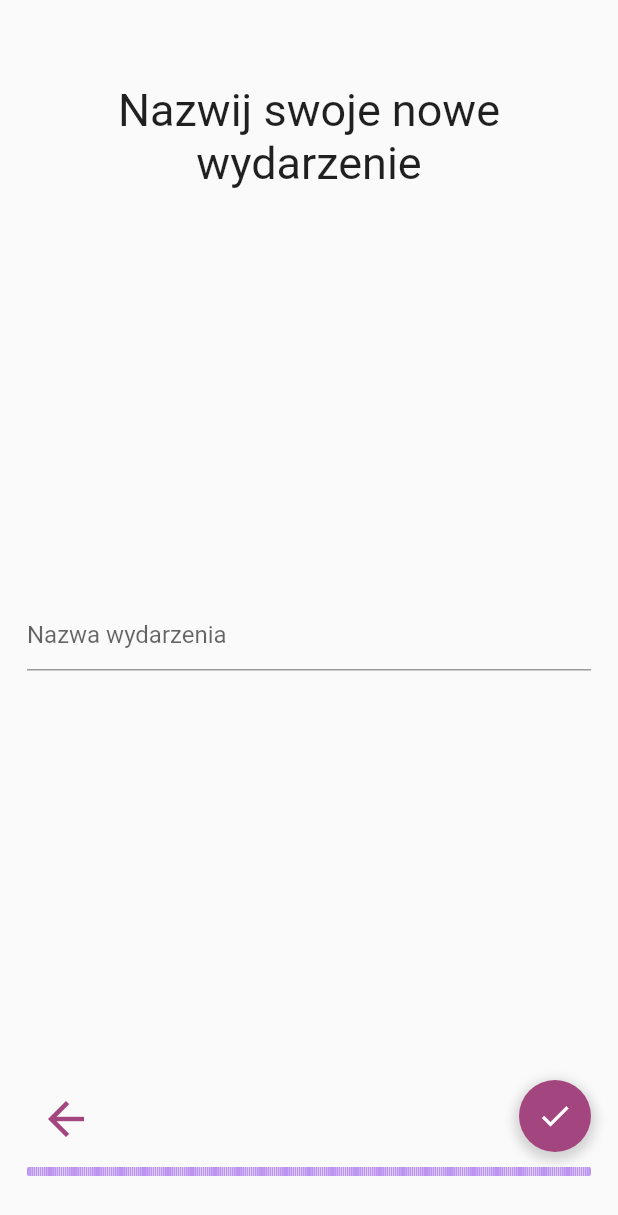
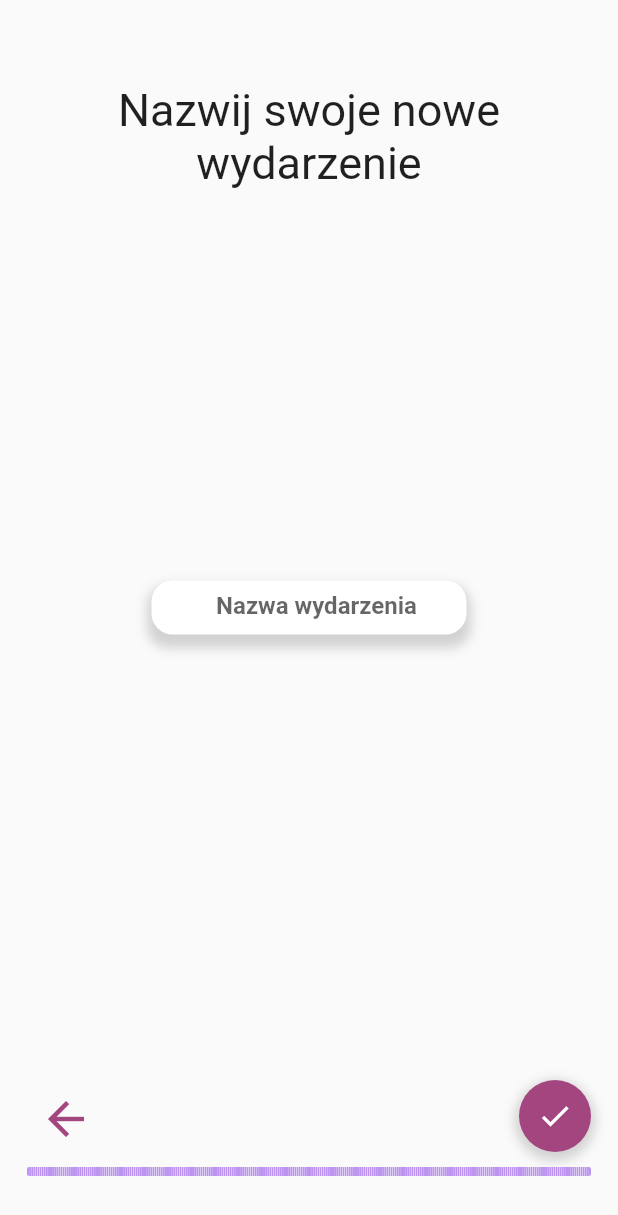
Before and after one commit to KamilPieronczyk/Conmi-Legacy, a Flutter app: the screen it shows after launch, on a phone screen of 412 x 824 dp. Shown: the top 1215 px of the screen. Run offline on Flutter 3.47's test engine with Material 2 defaults, Android fonts, the phone set to English and light mode, and no system bars; drawn by our look-alikes of step_progress_indicator; our stand-ins replace bloc, carousel_slider, equatable, firebase_analytics, flutter_bloc; accounts and stored records are empty.

Commit message:
Pola_tekstowe

```diff
--- a/lib/models/CreateEventData.dart
+++ b/lib/models/CreateEventData.dart
@@ -1,7 +1,17 @@
 import 'package:conmi/models/ConmiImage.dart';
+import 'package:flutter/cupertino.dart';
 
-class CreateEventData {
+class CreateEventData extends ChangeNotifier {
   String id;
-  String eventName;
+  String _eventName;
   ConmiImage image;
+
+  String get eventName {
+    return _eventName;
+  }
+
+  void set eventName(String _eventName) {
+    this._eventName = _eventName;
+    notifyListeners();
+  }
 }
--- a/lib/screens/createEvent/createEventStep1/CreateEventStep1.dart
+++ b/lib/screens/createEvent/createEventStep1/CreateEventStep1.dart
@@ -5,7 +5,10 @@ import 'package:conmi/screens/createEvent/local_widgets/MainContainer.dart';
 import 'package:conmi/screens/createEvent/local_widgets/TopTitle.dart';
 import 'package:conmi/utils/Colors.dart';
 import 'package:conmi/utils/StringsPL.dart';
+import 'package:conmi/widgets/ConmiFontStyle.dart';
+import 'package:conmi/widgets/Shadow.dart';
 import 'package:flutter/material.dart';
+import 'package:provider/provider.dart';
 
 class CreateEventStep1 extends StatefulWidget {
   CreateEventStep1({Key key}) : super(key: key);
@@ -24,20 +27,48 @@ class _CreateEventStep1State extends State<CreateEventStep1> {
             TopTitle(StringsPL.createEventSetEventName),
             Expanded(
               child: Center(
-                child: TextFormField(
-                  decoration: InputDecoration(
-                    hintText: StringsPL.createEventTextFieldHint,
-                    focusedBorder: new UnderlineInputBorder(
-                      borderSide: BorderSide(
-                        color: ConmiColor().purple,
-                        style: BorderStyle.solid,
+                child: Container(
+                  child: Center(
+                    child: Padding(
+                      padding: const EdgeInsets.fromLTRB(20, 0, 10, 0),
+                      child: TextFormField(
+                        textAlign: TextAlign.center,
+                        style: TextStyle(
+                          fontSize: 16,
+                          fontWeight: FontWeight.bold,
+                          color: ConmiColor().blackText,
+                        ),
+                        decoration: InputDecoration(
+                          border: InputBorder.none,
+                          hintText: StringsPL.createEventTextFieldHint,
+                        ),
+                        onChanged: (value) => {Provider.of<CreateEventData>(context, listen: false).eventName = value},
                       ),
                     ),
                   ),
+                  transform: Matrix4.translationValues(0, -18, 0),
+                  height: 36,
+                  width: 210,
+                  decoration: BoxDecoration(
+                    color: Colors.white,
+                    borderRadius: BorderRadius.circular(14),
+                    boxShadow: [Shadow.get()],
+                  ),
                 ),
+                // child: TextFormField(
+                //   decoration: InputDecoration(
+                //     hintText: StringsPL.createEventTextFieldHint,
+                //     focusedBorder: new UnderlineInputBorder(
+                //       borderSide: BorderSide(
+                //         color: ConmiColor().purple,
+                //         style: BorderStyle.solid,
+                //       ),
+                //     ),
+                //   ),
+                // ),
               ),
             ),
-            BottomBar(step: 1, nextScreen: CreateEventStep2()),
+            BottomBar(step: 1, nextScreen: CreateEventStep2(), previousScreen: CreateEventStep1()),
           ],
         ),
       ),
--- a/lib/screens/createEvent/createEventStep2/CreateEventStep2.dart
+++ b/lib/screens/createEvent/createEventStep2/CreateEventStep2.dart
@@ -1,3 +1,4 @@
+import 'package:conmi/models/CreateEventData.dart';
 import 'package:conmi/screens/createEvent/createEventStep1/CreateEventStep1.dart';
 import 'package:conmi/screens/createEvent/createEventStep2/ImageCarousel/ImageCarousel.dart';
 import 'package:conmi/screens/createEvent/createEventStep3/CreateEventStep3.dart';
@@ -8,6 +9,7 @@ import 'package:conmi/utils/StringsPL.dart';
 import 'package:conmi/widgets/ConmiFontStyle.dart';
 import 'package:conmi/widgets/Shadow.dart';
 import 'package:flutter/material.dart';
+import 'package:provider/provider.dart';
 
 class CreateEventStep2 extends StatefulWidget {
   CreateEventStep2({Key key}) : super(key: key);
@@ -18,6 +20,7 @@ class CreateEventStep2 extends StatefulWidget {
 class _CreateEventStep2State extends State<CreateEventStep2> {
   @override
   Widget build(BuildContext context) {
+    final eventName = Provider.of<CreateEventData>(context, listen: false).eventName;
     return Scaffold(
       body: MainContainer(
         Column(
@@ -53,7 +56,7 @@ class _CreateEventStep2State extends State<CreateEventStep2> {
                           tag: 'Text',
                           child: Container(
                             child: Center(
-                              child: ConmiFontStyle.robotoBold16("Wyjazd"),
+                              child: ConmiFontStyle.robotoBold16('$eventName'),
                             ),
                             transform: Matrix4.translationValues(0, -18, 0),
                             height: 36,
--- a/lib/screens/createEvent/createEventStep3/CreateEventStep3.dart
+++ b/lib/screens/createEvent/createEventStep3/CreateEventStep3.dart
@@ -1,3 +1,4 @@
+import 'package:conmi/models/CreateEventData.dart';
 import 'package:conmi/screens/createEvent/createEventStep2/CreateEventStep2.dart';
 import 'package:conmi/screens/createEvent/local_widgets/BottomBar.dart';
 import 'package:conmi/screens/createEvent/local_widgets/MainContainer.dart';
@@ -7,6 +8,7 @@ import 'package:conmi/utils/StringsPL.dart';
 import 'package:conmi/widgets/ConmiFontStyle.dart';
 import 'package:conmi/widgets/Shadow.dart';
 import 'package:flutter/material.dart';
+import 'package:provider/provider.dart';
 
 class CreateEventStep3 extends StatefulWidget {
   CreateEventStep3({Key key}) : super(key: key);
@@ -17,6 +19,7 @@ class CreateEventStep3 extends StatefulWidget {
 class _CreateEventStep3State extends State<CreateEventStep3> {
   @override
   Widget build(BuildContext context) {
+    final eventName = Provider.of<CreateEventData>(context, listen: false).eventName;
     return Scaffold(
       body: MainContainer(
         Column(
@@ -51,7 +54,7 @@ class _CreateEventStep3State extends State<CreateEventStep3> {
                           tag: 'Text',
                           child: Container(
                             child: Center(
-                              child: ConmiFontStyle.robotoBold16("Wyjazd"),
+                              child: ConmiFontStyle.robotoBold16('$eventName'),
                             ),
                             transform: Matrix4.translationValues(0, -18, 0),
                             height: 36,
--- a/pubspec.yaml
+++ b/pubspec.yaml
@@ -43,6 +43,7 @@ dependencies:
   step_progress_indicator: ^0.2.4+7
   clip_shadow: ^0.2.1
   carousel_slider: ^2.2.1
+  provider: ^4.1.3
 
   # The following adds the Cupertino Icons font to your application.
   # Use with the CupertinoIcons class for iOS style icons.
```
Also changed, not shown: lib/main.dart (+10 -1 lines), lib/screens/createEvent/createEventStep2/ImageCarousel/ImageCarousel.dart (+10 -3 lines), lib/screens/createEvent/createEventStep2/ImageCarousel/SingleImageTile.dart (+7 -3 lines), lib/utils/CarouselImageList.dart (added, +10 -0 lines), pubspec.lock.
